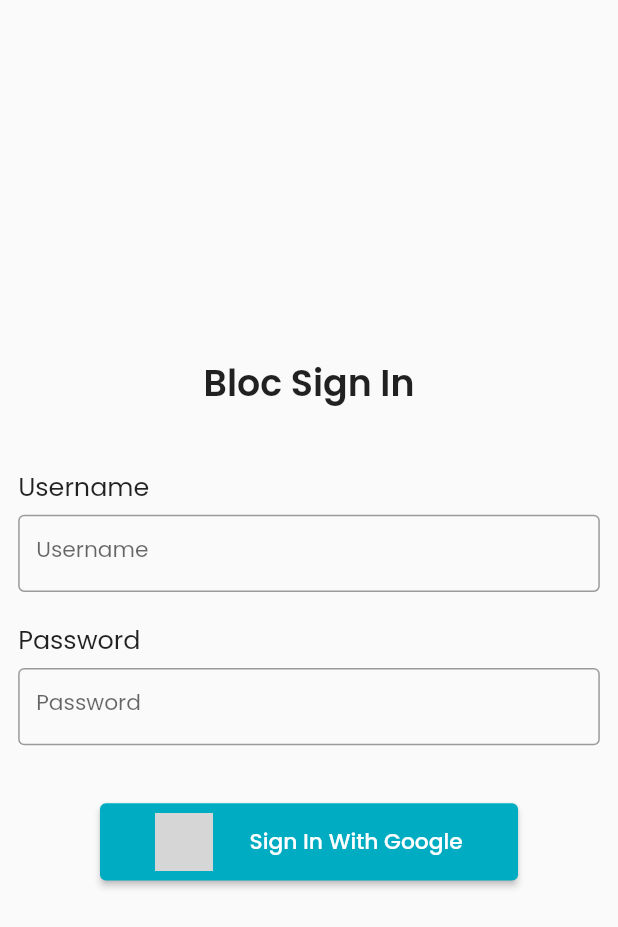
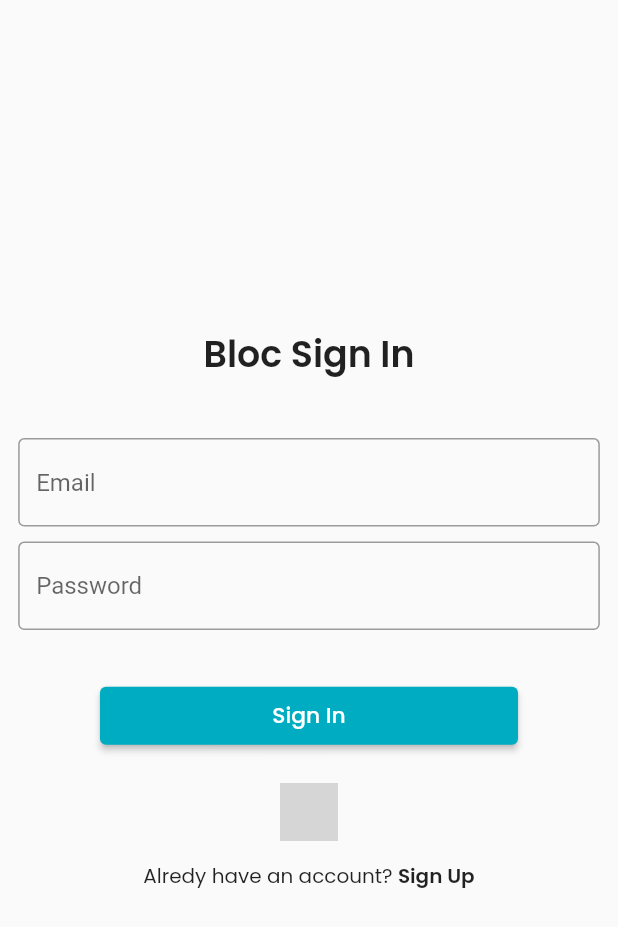
Before and after one commit to ozaenzenzen/flutter-test-bloc-firebase-1, a Flutter app: the screen it shows after launch, on a phone screen of 412 x 824 dp. Shown: the top 927 px of the screen. Run offline on Flutter 3.47's test engine with Material 2 defaults, Android fonts, the phone set to English and light mode, and no system bars; our stand-ins replace bloc, email_validator, equatable, firebase_auth, firebase_core, flutter_bloc and 4 more; accounts and stored records are empty; network calls fail; statements that could not run were skipped; grey boxes are pictures that could not be loaded.

Commit message:
update signin page

```diff
--- a/lib/page/signin_page.dart
+++ b/lib/page/signin_page.dart
@@ -1,3 +1,5 @@
+import 'package:email_validator/email_validator.dart';
+import 'package:flutter/gestures.dart';
 import 'package:flutter/material.dart';
 import 'package:flutter_bloc/flutter_bloc.dart';
 import 'package:flutter_screenutil/flutter_screenutil.dart';
@@ -14,8 +16,17 @@
 }
 
 class _SignInPageState extends State<SignInPage> {
-  TextEditingController usernameController = TextEditingController();
+  final _formKey = GlobalKey<FormState>();
+  TextEditingController emailController = TextEditingController();
   TextEditingController passwordController = TextEditingController();
+
+  @override
+  void dispose() {
+    emailController.dispose();
+    passwordController.dispose();
+    super.dispose();
+  }
+
   @override
   Widget build(BuildContext context) {
     return Scaffold(
@@ -41,71 +52,112 @@
             SizedBox(
               height: 30.h,
             ),
-            Column(
-              crossAxisAlignment: CrossAxisAlignment.start,
+            Form(
+              key: _formKey,
+              child: Column(
                 children: [
-                Text(
-                  "Username",
-                  style: GoogleFonts.poppins(
-                    fontSize: 14.sp,
+                  TextFormField(
+                    keyboardType: TextInputType.emailAddress,
+                    controller: emailController,
+                    decoration: const InputDecoration(
+                      hintText: "Email",
+                      border: OutlineInputBorder(),
                     ),
+                    autovalidateMode: AutovalidateMode.onUserInteraction,
+                    validator: (value) {
+                      return value != null && !EmailValidator.validate(value)
+                          ? 'Enter a valid email'
+                          : null;
+                    },
                   ),
-                SizedBox(
-                  height: 5.h,
+                  const SizedBox(
+                    height: 10,
                   ),
-                SizedBox(
-                  height: 40.h,
-                  child: TextField(
-                    textAlignVertical: TextAlignVertical.center,
-                    controller: usernameController,
-                    decoration: InputDecoration(
-                      hintText: 'Username',
-                      hintStyle: GoogleFonts.poppins(
-                        fontSize: 12.sp,
+                  TextFormField(
+                    keyboardType: TextInputType.text,
+                    controller: passwordController,
+                    decoration: const InputDecoration(
+                      hintText: "Password",
+                      border: OutlineInputBorder(),
                     ),
-                      border: const OutlineInputBorder(
-                        borderSide: BorderSide(),
+                    autovalidateMode: AutovalidateMode.onUserInteraction,
+                    validator: (value) {
+                      return value != null && value.length < 6
+                          ? "Enter min. 6 characters"
+                          : null;
+                    },
                   ),
-                    ),
-                  ),
+                  const SizedBox(
+                    height: 12,
                   ),
                 ],
               ),
+            ),
+            // Column(
+            //   crossAxisAlignment: CrossAxisAlignment.start,
+            //   children: [
+            //     Text(
+            //       "Email",
+            //       style: GoogleFonts.poppins(
+            //         fontSize: 14.sp,
+            //       ),
+            //     ),
+            //     SizedBox(
+            //       height: 5.h,
+            //     ),
+            //     SizedBox(
+            //       height: 40.h,
+            //       child: TextField(
+            //         textAlignVertical: TextAlignVertical.center,
+            //         controller: emailController,
+            //         decoration: InputDecoration(
+            //           hintText: 'Email',
+            //           hintStyle: GoogleFonts.poppins(
+            //             fontSize: 12.sp,
+            //           ),
+            //           border: const OutlineInputBorder(
+            //             borderSide: BorderSide(),
+            //           ),
+            //         ),
+            //       ),
+            //     ),
+            //   ],
+            // ),
+            // SizedBox(
+            //   height: 15.h,
+            // ),
+            // Column(
+            //   crossAxisAlignment: CrossAxisAlignment.start,
+            //   children: [
+            //     Text(
+            //       "Password",
+            //       style: GoogleFonts.poppins(
+            //         fontSize: 14.sp,
+            //       ),
+            //     ),
+            //     SizedBox(
+            //       height: 5.h,
+            //     ),
+            //     SizedBox(
+            //       height: 40.h,
+            //       child: TextField(
+            //         textAlignVertical: TextAlignVertical.center,
+            //         controller: passwordController,
+            //         decoration: InputDecoration(
+            //           hintText: 'Password',
+            //           hintStyle: GoogleFonts.poppins(
+            //             fontSize: 12.sp,
+            //           ),
+            //           border: const OutlineInputBorder(
+            //             borderSide: BorderSide(),
+            //           ),
+            //         ),
+            //       ),
+            //     ),
+            //   ],
+            // ),
             SizedBox(
-              height: 15.h,
-            ),
-            Column(
-              crossAxisAlignment: CrossAxisAlignment.start,
-              children: [
-                Text(
-                  "Password",
-                  style: GoogleFonts.poppins(
-                    fontSize: 14.sp,
-                  ),
-                ),
-                SizedBox(
-                  height: 5.h,
-                ),
-                SizedBox(
-                  height: 40.h,
-                  child: TextField(
-                    textAlignVertical: TextAlignVertical.center,
-                    controller: passwordController,
-                    decoration: InputDecoration(
-                      hintText: 'Password',
-                      hintStyle: GoogleFonts.poppins(
-                        fontSize: 12.sp,
-                      ),
-                      border: const OutlineInputBorder(
-                        borderSide: BorderSide(),
-                      ),
-                    ),
-                  ),
-                ),
-              ],
-            ),
-            SizedBox(
-              height: 30.h,
+              height: 20.h,
             ),
             BlocConsumer<AuthBloc, AuthState>(
               listener: (context, state) {
@@ -127,42 +179,107 @@
                   );
                 }
                 if (state is AuthUnauthenticated) {
-                  // return Container(
-                  //   alignment: Alignment.center,
-                  //   child: Text("Can't SignIn"),
-                  // );
-
-                  return SizedBox(
+                  return Column(
+                    children: [
+                      SizedBox(
                         width: 230.w,
-                    height: 40.h,
+                        height: 30.h,
                         child: ElevatedButton(
                           style: ElevatedButton.styleFrom(
                             primary: Colors.cyan.shade600,
                           ),
                           onPressed: () {
                             // Get.to(() => const MainPage());
+                            _authenticateWithEmailAndPassword(context);
+                          },
+                          child: Text(
+                            "Sign In",
+                            style: GoogleFonts.poppins(
+                              fontSize: 12.sp,
+                            ),
+                          ),
+                        ),
+                      ),
+                      SizedBox(
+                        height: 20.h,
+                      ),
+                      InkWell(
+                        onTap: () {
+                          // Get.to(() => const MainPage());
                           _authenticateWithGoogle(context);
                         },
-                      child: Row(
-                        mainAxisAlignment: MainAxisAlignment.center,
-                        children: [
-                          Image.network(
+                        child: Container(
+                          color: Colors.white,
+                          child: Image.network(
                             "https://freesvg.org/img/1534129544.png",
                             height: 30.h,
                             width: 30.h,
                           ),
+                        ),
+                      ),
                       SizedBox(
-                            width: 20.w,
+                        height: 10.h,
                       ),
+                      Row(
+                        mainAxisAlignment: MainAxisAlignment.center,
+                        children: [
                           Text(
-                            "Sign In With Google",
+                            'Alredy have an account? ',
                             style: GoogleFonts.poppins(
-                              fontSize: 12.sp,
+                              fontSize: 11.sp,
+                            ),
+                          ),
+                          InkWell(
+                            onTap: () {
+                              //
+                              debugPrint("debugPrint");
+                            },
+                            child: Text(
+                              'Sign Up',
+                              style: GoogleFonts.poppins(
+                                fontSize: 11.sp,
+                                fontWeight: FontWeight.w600,
+                              ),
                             ),
                           ),
                         ],
                       ),
+                      SizedBox(
+                        height: 10.h,
                       ),
+                      // SizedBox(
+                      //   width: 230.w,
+                      //   height: 40.h,
+                      //   child: ElevatedButton(
+                      //     style: ElevatedButton.styleFrom(
+                      //       primary: Colors.cyan.shade600,
+                      //     ),
+                      //     onPressed: () {
+                      //       // Get.to(() => const MainPage());
+                      //       _authenticateWithGoogle(context);
+                      //     },
+                      //     child: Row(
+                      //       mainAxisAlignment: MainAxisAlignment.center,
+                      //       children: [
+                      //         Image.network(
+                      //           "https://freesvg.org/img/1534129544.png",
+                      //           height: 30.h,
+                      //           width: 30.h,
+                      //         ),
+                      //         SizedBox(
+                      //           width: 20.w,
+                      //         ),
+                      //         Text(
+                      //           "Sign In With Google",
+                      //           style: GoogleFonts.poppins(
+                      //             fontSize: 12.sp,
+                      //           ),
+                      //         ),
+                      //       ],
+                      //     ),
+                      //   ),
+                      // ),
+                    ],
                   );
                 }
                 return Container();
@@ -174,16 +291,16 @@
     );
   }
 
-  // void _authenticationWithEmailAndPassword(context) {
-  //   if (_formKey.currentState!.validate()) {
-  //     BlocProvider.of<AuthBloc>(context).add(
-  //       SignInRequested(
-  //         usernameController.text,
-  //         passwordController.text,
-  //       ),
-  //     );
-  //   }
-  // }
+  void _authenticateWithEmailAndPassword(context) {
+    if (_formKey.currentState!.validate()) {
+      BlocProvider.of<AuthBloc>(context).add(
+        SignInRequested(
+          emailController.text,
+          passwordController.text,
+        ),
+      );
+    }
+  }
 
   void _authenticateWithGoogle(context) {
     BlocProvider.of<AuthBloc>(context).add(
```
Lines whose indentation alone changed are shown as unchanged.
